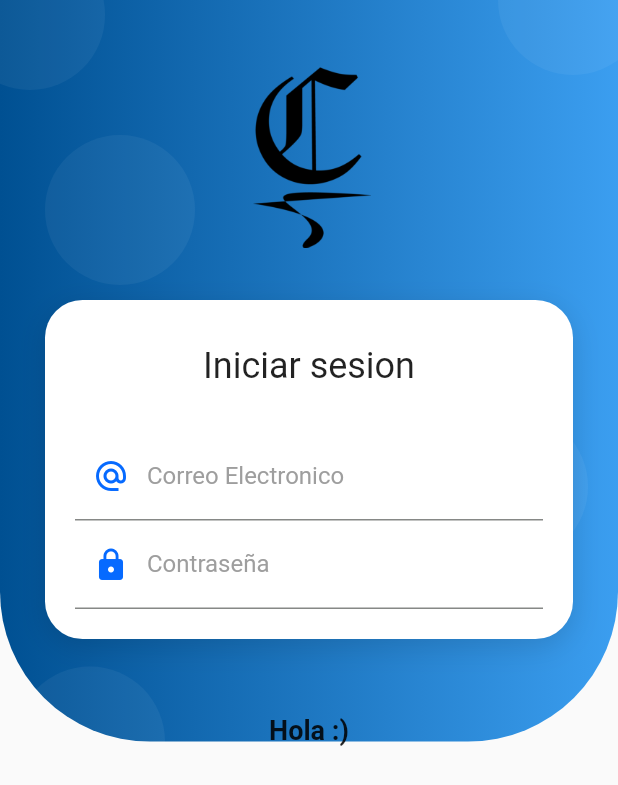
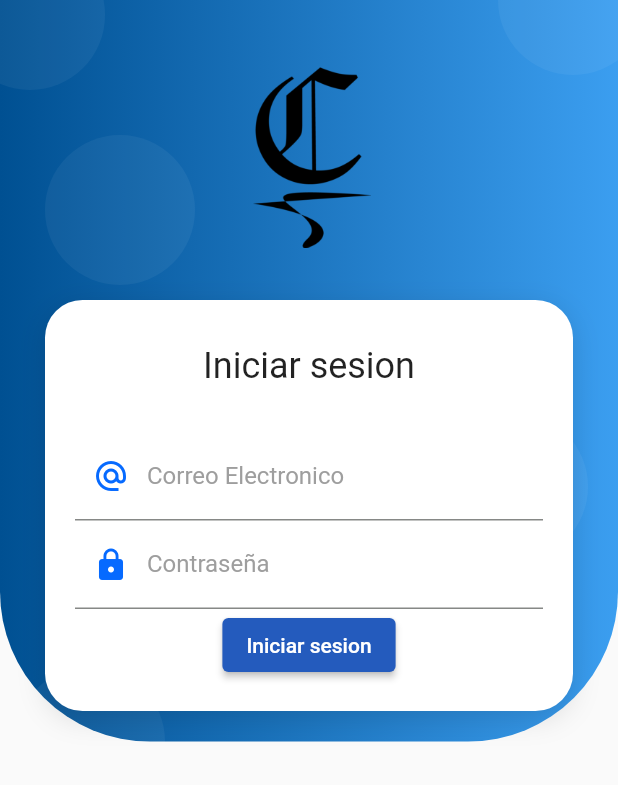
Before and after one commit to esneiderjr/Android, a Flutter app: the screen it shows after launch, on a phone screen of 412 x 824 dp. Shown: the top 785 px of the screen. Run offline on Flutter 3.47's test engine with Material 2 defaults, Android fonts, the phone set to English and light mode, and no system bars; our stand-ins replace google_fonts.

Commit message:
cambios en login

```diff
--- a/mobile/lib/Reports.dart
+++ b/mobile/lib/Login/screens/Reports.dart
@@ -1,5 +1,6 @@
 import 'package:flutter/material.dart';
 import 'package:google_fonts/google_fonts.dart';
+import 'package:mobile/Login/screens/Pqrsf.dart';
 
 class Reports extends StatefulWidget {
   const Reports({Key? key}) : super(key: key);
@@ -28,9 +29,8 @@ class _ReportsState extends State<Reports> {
       floatingActionButton: FloatingActionButton(
         backgroundColor: Color.fromARGB(255, 36, 91, 189),
         onPressed: () {
-          const ButtonBar(
-            children: <Widget>[],
-          );
+          Navigator.push(
+              context, MaterialPageRoute(builder: (context) => Pqrsf()));
         },
         child: Icon(Icons.menu_outlined),
       ),
--- a/mobile/lib/Login/screens/login_screen.dart
+++ b/mobile/lib/Login/screens/login_screen.dart
@@ -1,4 +1,6 @@
 import 'package:flutter/material.dart';
+import 'package:mobile/Login/screens/Pqrsf.dart';
+import 'package:mobile/Login/screens/Reports.dart';
 import 'package:mobile/login/widgets/widgets.dart';
 
 class LoginScreen extends StatelessWidget {
@@ -14,18 +16,13 @@ class LoginScreen extends StatelessWidget {
                   child: Column(
                 children: [
                   SizedBox(height: 10),
-                    Text("Iniciar sesion", style: Theme.of(context).textTheme.headline5),
+                  Text("Iniciar sesion",
+                      style: Theme.of(context).textTheme.headline5),
                   SizedBox(height: 30),
                   _LoginForm(),
                 ],
-                )
-              ),
+              )),
               SizedBox(height: 50),
-              Text(
-                "Hola :)",
-                style: TextStyle(fontSize: 18, fontWeight: FontWeight.bold),
-
-              )
             ],
           ),
         ),
@@ -34,7 +31,7 @@ class LoginScreen extends StatelessWidget {
   }
 }
 
-class _LoginForm extends StatelessWidget{
+class _LoginForm extends StatelessWidget {
   @override
   Widget build(BuildContext context) {
     return Container(
@@ -93,6 +90,15 @@ class _LoginForm extends StatelessWidget{
                 ),
               ),
             ),
+            ElevatedButton(
+                style: ButtonStyle(
+                    backgroundColor: MaterialStateProperty.all<Color>(
+                        Color.fromARGB(255, 36, 91, 189))),
+                onPressed: () {
+                  Navigator.push(context,
+                      MaterialPageRoute(builder: (context) => Reports()));
+                },
+                child: Text('Iniciar sesion'))
           ],
         ),
       ),
```
Also changed, not shown: mobile/lib/Login/screens/Pqrsf.dart (renamed from mobile/lib/Pqrsf.dart), mobile/lib/Login/screens/screens.dart (line endings or trailing spaces). Lines whose indentation alone changed are shown as unchanged.
